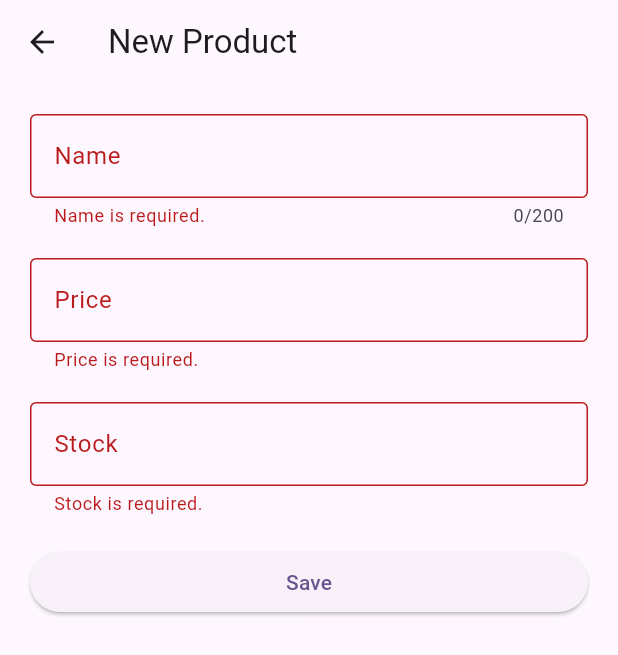
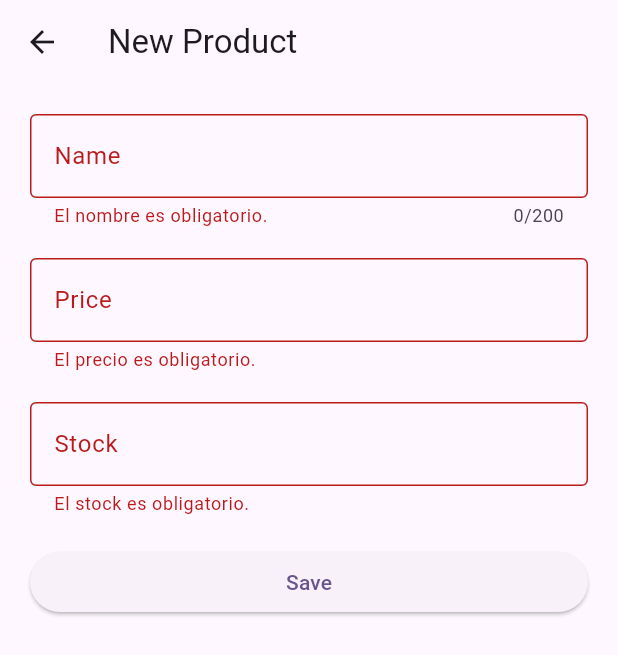
Before and after one commit to AHJimmy06/AplicacionesDistribuidas, a Flutter app: the ProductFormPage screen opened directly, after a tap on "Save", on a phone screen of 412 x 824 dp. Shown: the top 655 px of the screen. Run offline on Flutter 3.47's test engine with Material 3 defaults, Android fonts, the phone set to English and light mode, and no system bars; network calls fail.

Commit message:
fix: enforce live Spanish product validation

```diff
--- a/app_001_ad/lib/pages/products_form_pages.dart
+++ b/app_001_ad/lib/pages/products_form_pages.dart
@@ -79,43 +79,43 @@ class _ProductFormPageState extends State<ProductFormPage> {
 
   String? validateName(String? value) {
     final name = value ?? '';
-    if (name.trim().isEmpty) return 'Name is required.';
-    if (RegExp(r'\s').hasMatch(name)) return 'Name cannot contain spaces.';
-    if (name.length < 2) return 'Name must have at least 2 characters.';
-    if (name.length > 200) return 'Name cannot exceed 200 characters.';
-    if (!RegExp(r'^[a-zA-Z0-9áéíóúÁÉÍÓÚñÑüÜ]+$').hasMatch(name)) {
-      return 'Name can only contain letters and numbers, without spaces.';
+    if (name.trim().isEmpty) return 'El nombre es obligatorio.';
+    if (RegExp(r'\s').hasMatch(name)) return 'El nombre no puede tener espacios.';
+    if (name.length < 2) return 'El nombre debe tener al menos 2 letras.';
+    if (name.length > 200) return 'El nombre no puede superar 200 letras.';
+    if (!RegExp(r'^[a-zA-ZáéíóúÁÉÍÓÚñÑüÜ]+$').hasMatch(name)) {
+      return 'El nombre solo puede contener letras.';
     }
     return null;
   }
 
   String? validatePrice(String? value) {
     if (RegExp(r'\s').hasMatch(value ?? '')) {
-      return 'Price cannot contain spaces.';
+      return 'El precio no puede tener espacios.';
     }
     final text = value?.trim().replaceAll(',', '.') ?? '';
     final price = double.tryParse(text);
-    if (text.isEmpty) return 'Price is required.';
-    if (price == null) return 'Enter a valid price.';
-    if (price <= 0) return 'Price must be greater than zero.';
-    if (price > 99999999.99) return 'Price exceeds the allowed maximum.';
+    if (text.isEmpty) return 'El precio es obligatorio.';
+    if (price == null) return 'Ingrese un precio válido.';
+    if (price <= 0) return 'El precio debe ser mayor que cero.';
+    if (price > 99999999.99) return 'El precio supera el máximo permitido.';
 
     final parts = text.split('.');
     if (parts.length > 2 || (parts.length == 2 && parts[1].length > 2)) {
-      return 'Price can have at most 2 decimal places.';
+      return 'El precio puede tener máximo 2 decimales.';
     }
     return null;
   }
 
   String? validateStock(String? value) {
     if (RegExp(r'\s').hasMatch(value ?? '')) {
-      return 'Stock cannot contain spaces.';
+      return 'El stock no puede tener espacios.';
     }
     final text = value?.trim() ?? '';
     final stock = int.tryParse(text);
-    if (text.isEmpty) return 'Stock is required.';
-    if (stock == null) return 'Stock must be a whole number.';
-    if (stock < 0) return 'Stock cannot be negative.';
+    if (text.isEmpty) return 'El stock es obligatorio.';
+    if (stock == null) return 'El stock debe ser un número entero.';
+    if (stock < 0) return 'El stock no puede ser negativo.';
     return null;
   }
 
@@ -129,13 +129,16 @@ class _ProductFormPageState extends State<ProductFormPage> {
         padding: const EdgeInsets.all(20),
         child: Form(
           key: formKey,
+          autovalidateMode: AutovalidateMode.onUserInteraction,
           child: ListView(
             children: [
               TextFormField(
                 controller: nameController,
                 validator: validateName,
                 inputFormatters: [
-                  FilteringTextInputFormatter.deny(RegExp(r'\s')),
+                  FilteringTextInputFormatter.allow(
+                    RegExp(r'[a-zA-ZáéíóúÁÉÍÓÚñÑüÜ]'),
+                  ),
                 ],
                 textCapitalization: TextCapitalization.sentences,
                 maxLength: 200,
@@ -149,7 +152,12 @@ class _ProductFormPageState extends State<ProductFormPage> {
                 controller: priceController,
                 validator: validatePrice,
                 inputFormatters: [
-                  FilteringTextInputFormatter.deny(RegExp(r'\s')),
+                  TextInputFormatter.withFunction((oldValue, newValue) {
+                    final isValid = RegExp(
+                      r'^$|^\d{1,8}([.,]\d{0,2})?$',
+                    ).hasMatch(newValue.text);
+                    return isValid ? newValue : oldValue;
+                  }),
                 ],
                 keyboardType: const TextInputType.numberWithOptions(
                   decimal: true,
@@ -163,9 +171,7 @@ class _ProductFormPageState extends State<ProductFormPage> {
               TextFormField(
                 controller: stockController,
                 validator: validateStock,
-                inputFormatters: [
-                  FilteringTextInputFormatter.deny(RegExp(r'\s')),
-                ],
+                inputFormatters: [FilteringTextInputFormatter.digitsOnly],
                 keyboardType: TextInputType.number,
                 decoration: const InputDecoration(
                   labelText: 'Stock',
```
Also changed, not shown: 2 other files.
